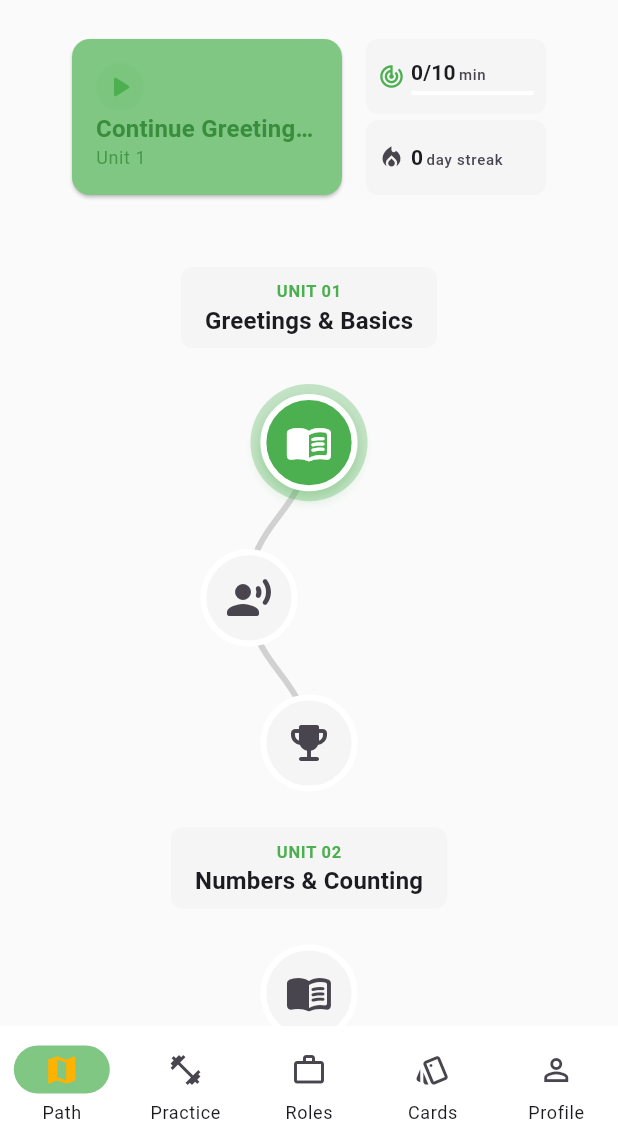
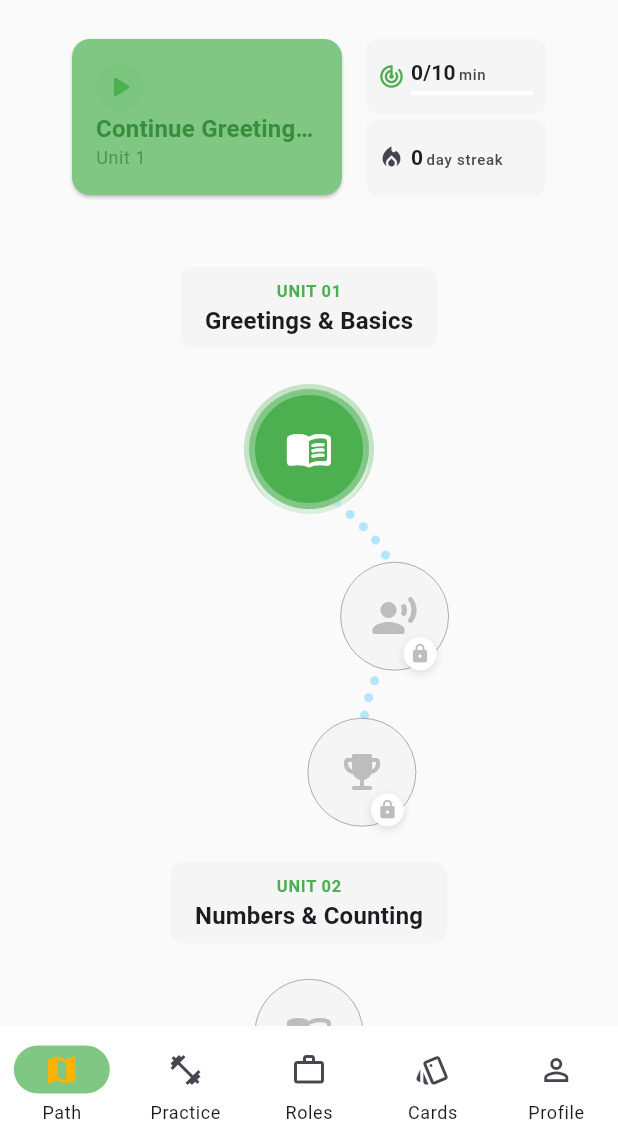
Before and after one commit to Shahadat99x/LietuCoach_Lithuanian_A1_B2, a Flutter app: the screen it shows after launch, after a tap on the "map" icon, on a phone screen of 412 x 824 dp, the part 90-1236 px from its top. Run offline on Flutter 3.47's test engine with Material 3 defaults, Android fonts, the phone set to English and light mode, and no system bars; our stand-ins replace connectivity_plus, flutter_dotenv, hive, hive_flutter, just_audio, pdf and 3 more; accounts and stored records are empty; statements that could not run were skipped.

Commit message:
ui(path): polish visuals to match premium design (dashed path, sine curve, badges)

```diff
--- a/lib/features/path/widgets/map_view/map_node.dart
+++ b/lib/features/path/widgets/map_view/map_node.dart
@@ -68,29 +68,44 @@ class _MapNodeState extends State<MapNode> with SingleTickerProviderStateMixin {
 
   @override
   Widget build(BuildContext context) {
-    final theme = Theme.of(context);
-    // Colors
-    final Color outerRingColor = widget.isCurrent
-        ? theme.colorScheme.primary.withOpacity(0.3)
-        : Colors.transparent;
+    // Size constants
+    final double size = widget.isCurrent ? 80.0 : 72.0;
 
-    final Color nodeColor = widget.isUnlocked
-        ? (widget.isCompleted ? AppColors.success : theme.colorScheme.primary)
-        : theme.colorScheme.surfaceContainerHighest;
+    // State Colors (Reference Style)
+    Color backgroundColor;
+    Color iconColor;
+    Color borderColor;
 
-    final Color iconColor = widget.isUnlocked
-        ? theme.colorScheme.onPrimary
-        : theme.colorScheme.onSurfaceVariant;
+    if (widget.isCompleted) {
+      backgroundColor = const Color(0xFFE8F5E9); // Light Green
+      iconColor = const Color(0xFF43A047); // Green (Darker for Icon)
+      borderColor = const Color(0xFF43A047);
+    } else if (widget.isUnlocked) {
+      // Current or Unlocked but not done
+      backgroundColor = const Color(0xFFE8F5E9);
+      iconColor = const Color(0xFF43A047);
+      borderColor = const Color(0xFF43A047);
 
-    final double size = 72.0;
+      if (widget.isCurrent) {
+        backgroundColor = const Color(0xFF4CAF50); // Filled for current?
+        iconColor = Colors.white;
+        borderColor = Colors.white; // Border ring handles the other color
+      }
+    } else {
+      // Locked
+      backgroundColor = const Color(0xFFF5F5F5); // Grey
+      iconColor = const Color(0xFFBDBDBD); // Light Grey
+      borderColor = Colors.transparent;
+    }
 
     return GestureDetector(
       onTap: widget.onTap,
       onLongPress: widget.onLongPress,
       child: Stack(
         alignment: Alignment.center,
+        clipBehavior: Clip.none,
         children: [
-          // Pulse Ring
+          // Pulse Ring (Current only)
           if (widget.isCurrent)
             AnimatedBuilder(
               animation: _pulseAnimation,
@@ -100,43 +115,94 @@ class _MapNodeState extends State<MapNode> with SingleTickerProviderStateMixin {
                   height: size * _pulseAnimation.value,
                   decoration: BoxDecoration(
                     shape: BoxShape.circle,
-                    color: outerRingColor,
+                    color: const Color(0xFF4CAF50).withOpacity(0.3),
                   ),
                 );
               },
             ),
 
-          // Main Node
+          // Main Node Circle
           Container(
-            width: size * 0.9, // Slightly smaller than pulse
-            height: size * 0.9,
+            width: size,
+            height: size,
             decoration: BoxDecoration(
               shape: BoxShape.circle,
-              color: nodeColor,
+              color: backgroundColor,
+              border: Border.all(
+                color: borderColor.withOpacity(0.3),
+                width: widget.isUnlocked ? 4 : 0,
+              ),
               boxShadow: widget.isUnlocked
                   ? [
                       BoxShadow(
-                        color: nodeColor.withOpacity(0.4),
-                        blurRadius: 8,
+                        color: borderColor.withOpacity(0.4),
                         offset: const Offset(0, 4),
+                        blurRadius: 0, // Solid shadow "3D" effect
                       ),
                     ]
                   : null,
-              border: Border.all(color: Colors.white, width: 4),
             ),
-            child: Icon(
-              widget.icon ??
-                  (widget.isCompleted
-                      ? Icons.check_rounded
-                      : (widget.isUnlocked
-                            ? Icons.star_rounded
-                            : Icons.lock_rounded)),
-              color: widget.isCompleted ? Colors.white : iconColor,
-              size: 32,
+            child: Icon(widget.icon ?? Icons.star, color: iconColor, size: 32),
+          ),
+
+          // Badges
+          if (widget.isCompleted)
+            Positioned(
+              right: 0,
+              bottom: 0,
+              child: _StatusBadge(
+                color: const Color(0xFF4CAF50),
+                icon: Icons.check,
+              ),
             ),
-          ),
+
+          if (!widget.isUnlocked)
+            Positioned(
+              right: 8, // Locked nodes usually smaller looking, badge closer?
+              bottom: 0,
+              child: _StatusBadge(
+                color: Colors.white,
+                icon: Icons.lock,
+                iconColor: const Color(0xFFBDBDBD),
+                shadowColor: Colors.black12,
+              ),
+            ),
         ],
       ),
     );
   }
 }
+
+class _StatusBadge extends StatelessWidget {
+  final Color color;
+  final IconData icon;
+  final Color iconColor;
+  final Color? shadowColor;
+
+  const _StatusBadge({
+    required this.color,
+    required this.icon,
+    this.iconColor = Colors.white,
+    this.shadowColor,
+  });
+
+  @override
+  Widget build(BuildContext context) {
+    return Container(
+      padding: const EdgeInsets.all(4),
+      decoration: BoxDecoration(
+        color: color,
+        shape: BoxShape.circle,
+        boxShadow: [
+          if (shadowColor != null)
+            BoxShadow(
+              color: shadowColor!,
+              blurRadius: 4,
+              offset: const Offset(0, 2),
+            ),
+        ],
+      ),
+      child: Icon(icon, size: 14, color: iconColor),
+    );
+  }
+}
--- a/lib/features/path/widgets/map_view/unit_path_painter.dart
+++ b/lib/features/path/widgets/map_view/unit_path_painter.dart
@@ -1,5 +1,4 @@
 import 'package:flutter/material.dart';
-import '../../../../ui/tokens.dart';
 
 class UnitPathPainter extends CustomPainter {
   final int nodeCount;
@@ -18,17 +17,11 @@ class UnitPathPainter extends CustomPainter {
   void paint(Canvas canvas, Size size) {
     final paint = Paint()
       ..style = PaintingStyle.stroke
-      ..strokeWidth =
-          4.0 // "Soft" but visible
+      ..strokeWidth = 5.0
       ..strokeCap = StrokeCap.round
-      ..color = AppColors.surfaceVariantDark.withOpacity(
-        0.2,
-      ); // Default path color
+      ..color = const Color(0xFFB3E5FC); // Light blue for dots
 
     final centerX = size.width / 2;
-
-    // We need to draw segments connecting nodes.
-    // Node center Y = index * (nodeSize + spacing) + nodeSize / 2
 
     for (int i = 0; i < nodeCount - 1; i++) {
       final currentY = i * (nodeSize + spacing) + nodeSize / 2;
@@ -44,13 +37,30 @@ class UnitPathPainter extends CustomPainter {
       final path = Path();
       path.moveTo(start.dx, start.dy);
 
-      // Control points for S-curve
       final controlY1 = start.dy + (end.dy - start.dy) / 2;
       final controlY2 = start.dy + (end.dy - start.dy) / 2;
 
       path.cubicTo(start.dx, controlY1, end.dx, controlY2, end.dx, end.dy);
 
-      canvas.drawPath(path, paint);
+      // Dash the path
+      final dashWidth = 1.0;
+      final dashSpace = 12.0;
+      double distance = 0.0;
+
+      for (final metric in path.computeMetrics()) {
+        while (distance < metric.length) {
+          final pos = metric.getTangentForOffset(distance);
+          if (pos != null) {
+            canvas.drawCircle(
+              pos.position,
+              3.0,
+              paint..style = PaintingStyle.fill,
+            );
+          }
+
+          distance += dashSpace;
+        }
+      }
     }
   }
 
--- a/lib/features/path/widgets/map_view/unit_section.dart
+++ b/lib/features/path/widgets/map_view/unit_section.dart
@@ -1,3 +1,4 @@
+import 'dart:math' as math;
 import 'package:flutter/material.dart';
 import '../../../../ui/tokens.dart';
 import '../../models/course_unit_config.dart';
@@ -73,8 +74,7 @@ class UnitSection extends StatelessWidget {
                   nodeCount: nodeCount,
                   nodeSize: 72.0,
                   spacing: 32.0, // Spacing.xl
-                  getOffset: (index) =>
-                      40.0 * (index % 2 == 0 ? 0 : (index % 4 == 1 ? -1 : 1)),
+                  getOffset: (index) => 60.0 * math.sin(index * math.pi / 2.5),
                 ),
               ),
             ),
@@ -115,8 +115,8 @@ class UnitSection extends StatelessWidget {
                   icon = Icons.chat_bubble_rounded;
                 }
 
-                final double offset =
-                    40.0 * (index % 2 == 0 ? 0 : (index % 4 == 1 ? -1 : 1));
+                // Smooth Sine Wave
+                final double offset = 60.0 * math.sin(index * math.pi / 2.5);
 
                 return Container(
                   margin: EdgeInsets.only(
```
